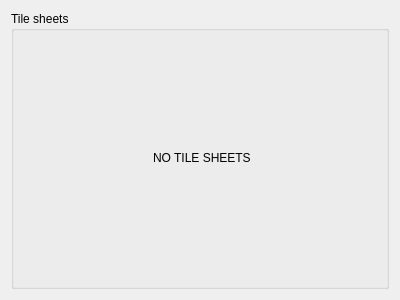
First picture: the form in src/ui/tilesheet/tile_sheet_widget.ui, repository albin-johansson/tactile, before the edit.
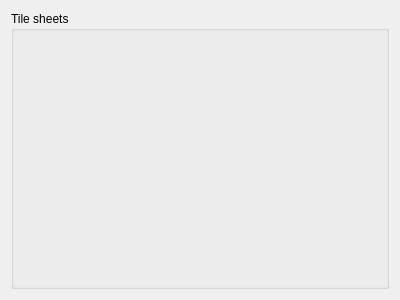
Second picture: the form after the edit.

```diff
--- a/src/ui/tilesheet/tile_sheet_widget.ui
+++ b/src/ui/tilesheet/tile_sheet_widget.ui
@@ -29,37 +29,7 @@
       <item row="0" column="0">
        <layout class="QGridLayout" name="gridLayout_2">
         <item row="0" column="0">
-         <widget class="QStackedWidget" name="stackedWidget">
-          <widget class="QWidget" name="noTileSheetsPage">
-           <property name="sizePolicy">
-            <sizepolicy hsizetype="Expanding" vsizetype="Expanding">
-             <horstretch>0</horstretch>
-             <verstretch>0</verstretch>
-            </sizepolicy>
-           </property>
-           <widget class="QLabel" name="label">
-            <property name="geometry">
-             <rect>
-              <x>130</x>
-              <y>110</y>
-              <width>111</width>
-              <height>16</height>
-             </rect>
-            </property>
-            <property name="text">
-             <string>NO TILE SHEETS</string>
-            </property>
-           </widget>
-          </widget>
-          <widget class="QWidget" name="page_2">
-           <property name="sizePolicy">
-            <sizepolicy hsizetype="Expanding" vsizetype="Expanding">
-             <horstretch>0</horstretch>
-             <verstretch>0</verstretch>
-            </sizepolicy>
-           </property>
-          </widget>
-         </widget>
+         <widget class="QStackedWidget" name="stackedWidget"/>
         </item>
        </layout>
       </item>
```
Left out of the diff: 2 changed lines with no effect on the pictures.
